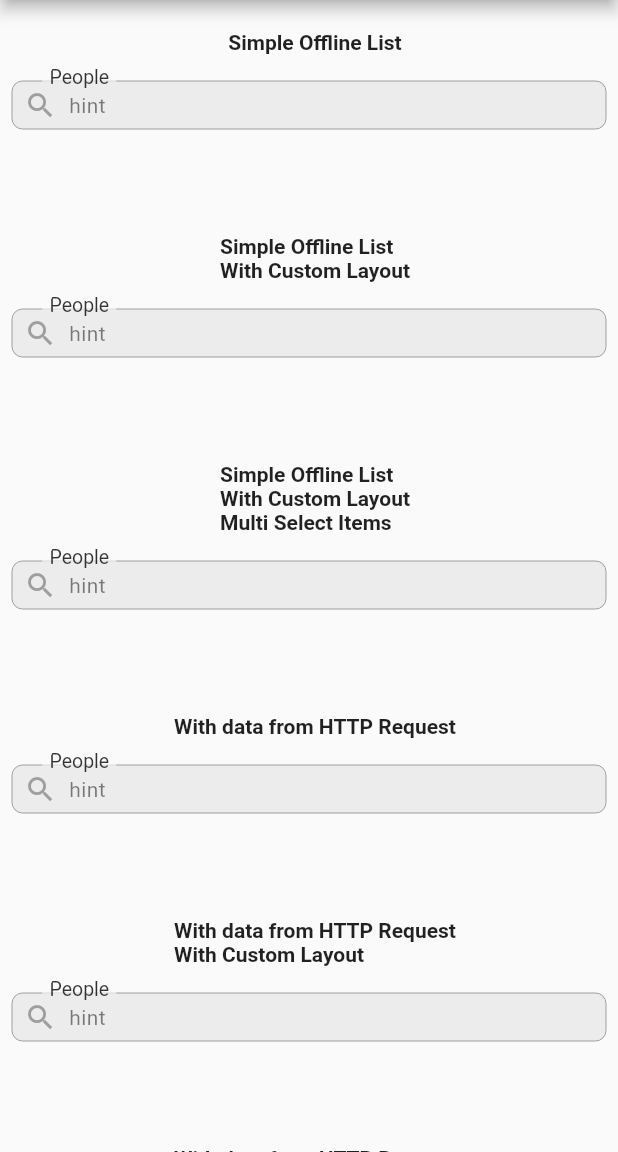
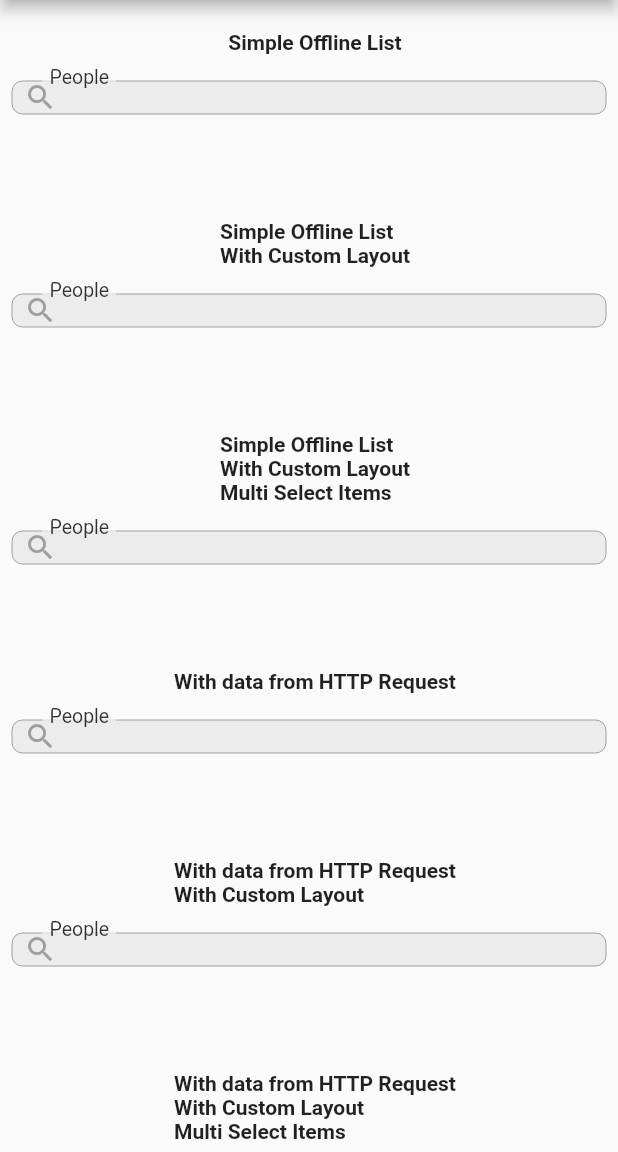
Before and after one commit to tiagosito/easy_search, a Flutter app: the screen it shows after launch, on a phone screen of 412 x 824 dp, the part 84-1236 px from its top. Run offline on Flutter 3.47's test engine with Material 2 defaults, Android fonts, the phone set to English and light mode, and no system bars; our stand-ins replace dio.

Commit message:
Removed default labels. Added trailing widget.

```diff
--- a/lib/core/easy_search.dart
+++ b/lib/core/easy_search.dart
@@ -15,6 +15,7 @@ class EasySearch<T> extends StatefulWidget {
     bool multipleSelect,
     this.controller,
     this.onSearch,
+    this.trailing,
     this.customItemBuilder,
   })  : this.searchResultSettings = searchResultSettings != null
             ? searchResultSettings
@@ -31,6 +32,7 @@ class EasySearch<T> extends StatefulWidget {
   final SearchItem controller;
   final OnSearch<T> onSearch;
   final CustomItemBuilder<T> customItemBuilder;
+  final Widget trailing;
 
   @override
   _EasySearchState<T> createState() =>
@@ -59,29 +61,29 @@ class _EasySearchState<T> extends State<EasySearch<T>> {
     }
   }
 
+  Widget _label(LabelSettings settings, [String defaultValue = ""]) {
+    return settings != null
+        ? Text(
+            settings.value ?? defaultValue,
+            style: TextStyle(
+              fontSize: settings.fontSize,
+              fontWeight: settings.fontWeight,
+              letterSpacing: settings.letterSpacing,
+              color: settings.color.withOpacity(settings.colorOpacity),
+            ),
+          )
+        : null;
+  }
+
   @override
   Widget build(BuildContext context) {
-    var size = MediaQuery.of(context).size;
-    var discountSpace = (widget.searchResultSettings.prefixIcon.size ?? 24.0) +
-        widget.searchResultSettings.padding.left +
-        widget.searchResultSettings.padding.right +
-        widget.searchResultSettings.styleSearchPage.paddingLeftSearchIcon +
-        widget.searchResultSettings.styleSearchPage.paddingRightSearchIcon +
-        (_borderWidth * 2);
+    Text textLabel;
+    Text textLabelHide;
 
-    var listItemsWidthInternal = size.width - discountSpace;
+    if (widget.searchResultSettings?.label != null) {
+      textLabel =  _label(widget.searchResultSettings.label);
 
-    var textLabel = Text(
-      widget.searchResultSettings.label.value,
-      style: TextStyle(
-        fontSize: widget.searchResultSettings.label.fontSize,
-        fontWeight: widget.searchResultSettings.label.fontWeight,
-        letterSpacing: widget.searchResultSettings.label.letterSpacing,
-        color: widget.searchResultSettings.label.color
-            .withOpacity(widget.searchResultSettings.label.colorOpacity),
-      ),
-    );
-    var textLabelHide = Text(
+      textLabelHide = Text(
         widget.searchResultSettings.label.value,
         style: TextStyle(
           fontSize: widget.searchResultSettings.label.fontSize,
@@ -90,6 +92,8 @@ class _EasySearchState<T> extends State<EasySearch<T>> {
           color: Colors.transparent,
         ),
       );
+    }
+
     return Padding(
       padding: EdgeInsets.only(
           left: widget.searchResultSettings.padding.left,
@@ -135,9 +139,6 @@ class _EasySearchState<T> extends State<EasySearch<T>> {
                       Scaffold.of(context).showSnackBar(snackBar);
                     } else {
                       _controller.filter = '';
-                      //Call SearchScreenList
-
-                      //cloneController();
                       final result = await Navigator.push(
                         context,
                         MaterialPageRoute(
@@ -151,14 +152,7 @@ class _EasySearchState<T> extends State<EasySearch<T>> {
                         ),
                       );
 
-                      if (result == null) {
-                        print('No items were selected');
-                        // _controller.clear();
-                        // _controller = (result as SearchItem);
-
-                        //_controller = _oldController;
-                        //backCloneControllerValues();
-                      } else {
+                      if (result != null) {
                         _controller.listItems.updateList();
                         var itemsTemp = (result as SearchItem);
                         if (itemsTemp == null ||
@@ -166,7 +160,6 @@ class _EasySearchState<T> extends State<EasySearch<T>> {
                             itemsTemp.listItems.getListItems.length == 0) {
                           print('No items were selected');
                           _controller.clear();
-                          // _controller = (result as SearchItem);
                         } else {
                           //Check items selected == true;
 
@@ -174,13 +167,6 @@ class _EasySearchState<T> extends State<EasySearch<T>> {
                               .getSelectedItems.getListItems
                               .where((element) => element.selected)
                               .toList();
-                          // if (itemsTemp.getSelectedItems != null) {
-                          // }
-
-                          // var selectedList = itemsTemp.listItems.getListItems.where((element) => element.selected).toList();
-
-                          // _controller.listItems.fillItemsList(items: selectedList, fillSelected: true);
-
                           if (_controller != null &&
                               _controller.getSelectedItems.getListItems.length >
                                   0) {
@@ -204,27 +190,13 @@ class _EasySearchState<T> extends State<EasySearch<T>> {
                         width: widget.searchResultSettings.styleSearchPage
                             .paddingRightSearchIcon,
                       ),
-                      Padding(
+                      Expanded(
+                        child: Padding(
                           padding: const EdgeInsets.only(top: 8.0, bottom: 8.0),
                           child: ValueListenableBuilder(
                             valueListenable: _controller?.listItems,
                             builder: (_, __, ___) {
-                            return Container(
-                              width: listItemsWidthInternal,
-                              child: this._controller != null &&
-                                      this._controller.getSelectedItems !=
-                                          null &&
-                                      this
-                                              ._controller
-                                              .getSelectedItems
-                                              .getListItems !=
-                                          null &&
-                                      this
-                                              ._controller
-                                              .getSelectedItems
-                                              .getListItems
-                                              .length >
-                                          0
+                              return this._controller?.hasSelection == true
                                   ? Wrap(
                                       spacing: widget
                                           .searchResultSettings
@@ -235,46 +207,22 @@ class _EasySearchState<T> extends State<EasySearch<T>> {
                                         searchItem: _controller,
                                       ),
                                     )
-                                  : Text(
-                                      widget.searchResultSettings.labelHint
-                                                      .value !=
-                                                  null &&
-                                              widget.searchResultSettings
-                                                      .labelHint.value
-                                                      .replaceAll(' ', '')
-                                                      .length >
-                                                  0
-                                          ? widget.searchResultSettings
-                                              .labelHint.value
-                                          : 'search...',
-                                      style: TextStyle(
-                                        fontSize: widget.searchResultSettings
-                                            .labelHint.fontSize,
-                                        fontWeight: widget.searchResultSettings
-                                            .labelHint.fontWeight,
-                                        letterSpacing: widget
-                                            .searchResultSettings
-                                            .labelHint
-                                            .letterSpacing,
-                                        color: widget.searchResultSettings
-                                            .labelHint.color
-                                            .withOpacity(widget
-                                                .searchResultSettings
-                                                .labelHint
-                                                .colorOpacity),
-                                      ),
-                                    ),
-                            );
+                                  : _label(
+                                          widget.searchResultSettings.labelHint,
+                                          "search...") ??
+                                      Container();
                             },
                           ),
                         ),
+                      ),
+                      if (widget.trailing != null) widget.trailing
                     ],
                   ),
                 ),
               ),
             ),
-            if (widget.searchResultSettings.label.value != null &&
-                widget.searchResultSettings.label.value.isNotEmpty)
+            if (widget.searchResultSettings.label?.value != null &&
+                widget.searchResultSettings.label?.value?.isNotEmpty == true)
               Positioned(
                 left: 20,
                 top: 9.5,
@@ -290,8 +238,8 @@ class _EasySearchState<T> extends State<EasySearch<T>> {
                   ),
                 ),
               ),
-            if (widget.searchResultSettings.label.value != null &&
-                widget.searchResultSettings.label.value.isNotEmpty)
+            if (widget.searchResultSettings.label?.value != null &&
+                widget.searchResultSettings.label?.value?.isNotEmpty == true)
               Positioned(
                 left: 25,
                 child: ClipRRect(
--- a/lib/core/label_settings.dart
+++ b/lib/core/label_settings.dart
@@ -22,8 +22,8 @@ class LabelSettings {
     double letterSpacing,
     FontWeight fontWeight,
     TextAlign textAlign,
-  })  : this.value = value != null ? value : 'value...',
-        this.color = color != null ? color : Colors.black,
+  })  : this.value = value ?? "",
+        this.color = color ?? Colors.black,
         this.fontSize = fontSize != null && fontSize > 0 ? fontSize : 14.0,
         this.colorOpacity =
             colorOpacity != null && colorOpacity >= 0.0 && colorOpacity <= 1.0
@@ -42,8 +42,8 @@ class LabelSettings {
     double letterSpacing,
     FontWeight fontWeight,
     TextAlign textAlign,
-  })  : this.value = value != null ? value : 'My Label',
-        this.color = color != null ? color : Colors.black,
+  })  : this.value = value ?? "",
+        this.color = color ?? Colors.black,
         this.fontSize = fontSize != null && fontSize > 0 ? fontSize : 13.0,
         this.colorOpacity =
             colorOpacity != null && colorOpacity >= 0.0 && colorOpacity <= 1.0
@@ -62,8 +62,8 @@ class LabelSettings {
     double letterSpacing,
     FontWeight fontWeight,
     TextAlign textAlign,
-  })  : this.value = value != null ? value : 'hint',
-        this.color = color != null ? color : Colors.black,
+  })  : this.value = value ?? '',
+        this.color = color ?? Colors.black,
         this.fontSize = fontSize != null && fontSize > 0 ? fontSize : 14.0,
         this.colorOpacity =
             colorOpacity != null && colorOpacity >= 0.0 && colorOpacity <= 1.0
@@ -82,8 +82,8 @@ class LabelSettings {
     double letterSpacing,
     FontWeight fontWeight,
     TextAlign textAlign,
-  })  : this.value = value != null ? value : 'hint...',
-        this.color = color != null ? color : Colors.black,
+  })  : this.value = value ?? '',
+        this.color = color ?? Colors.black,
         this.fontSize = fontSize != null && fontSize > 0 ? fontSize : 14.0,
         this.colorOpacity =
             colorOpacity != null && colorOpacity >= 0.0 && colorOpacity <= 1.0
--- a/lib/core/search_result_settings.dart
+++ b/lib/core/search_result_settings.dart
@@ -13,19 +13,13 @@ class SearchResultSettings {
   final BuildItemResult buildItemResult;
 
   const SearchResultSettings({
-    LabelSettings label,
-    LabelSettings labelHint,
-    Icon prefixIcon,
+    this.label,
+    this.labelHint,
+    this.prefixIcon = const Icon(Icons.search, color: Colors.grey, size: 22),
     EdgeInsets padding,
     StyleSearchPage styleSearchPage,
     BuildItemResult buildItemResult,
   })  : this.padding = padding != null ? padding : const EdgeInsets.all(0.0),
-        this.label = label != null ? label : const LabelSettings.searchLabel(),
-        this.labelHint =
-            labelHint != null ? labelHint : const LabelSettings.searchHint(),
-        this.prefixIcon = prefixIcon != null
-            ? prefixIcon
-            : const Icon(Icons.search, color: Colors.grey, size: 22),
         this.styleSearchPage =
             styleSearchPage != null ? styleSearchPage : const StyleSearchPage(),
         this.buildItemResult =
--- a/lib/model/search_Item.dart
+++ b/lib/model/search_Item.dart
@@ -5,13 +5,7 @@ import 'search_item_list.dart';
 
 class SearchItem<T> {
   SearchItem({List<Item> items}) {
-    if (items == null || items.length == 0) {
-      return;
-    } else {
-      items.forEach((element) {
-        listItems.setListItem(element);
-      });
-    }
+    items?.forEach(listItems.setListItem);
   }
 
   ValueNotifier<String> filterValue = ValueNotifier<String>('');
@@ -46,6 +40,11 @@ class SearchItem<T> {
     });
   }
 
+  bool get hasSelection =>
+      getSelectedItems != null &&
+      selectedItems.getListItems != null &&
+      selectedItems.getListItems.length > 0;
+
   SearchItemList<T> selectedItems = SearchItemList();
   SearchItemList<T> get getSelectedItems {
     if (getListItems == null) {
@@ -57,11 +56,7 @@ class SearchItem<T> {
     var selectedList =
         getListItems.where((element) => element.selected).toList();
     if (selectedList != null && selectedList.length > 0) {
-      selectedList.forEach(
-        (element) {
-          selectedItems.listItems.value.add(element);
-        },
-      );
+      selectedItems.listItems.value.addAll(selectedList);
     }
 
     return selectedItems;
@@ -80,7 +75,6 @@ class SearchItem<T> {
   }
 
   clear() {
-    print('Clear controller');
     filter = '';
     countSelectedValue?.value = 0;
     itemValue?.value = null;
--- a/lib/model/search_item_list.dart
+++ b/lib/model/search_item_list.dart
@@ -4,9 +4,7 @@ import 'item.dart';
 
 class SearchItemList<T> extends ValueNotifier {
   SearchItemList({List<T> items}) : super(items) {
-    if (items == null || items.length == 0) {
-      return;
-    } else {
+    if (items != null && items.length > 0) {
       items.forEach((element) {
         setListItem((element as Item));
       });
--- a/pubspec.yaml
+++ b/pubspec.yaml
@@ -1,6 +1,6 @@
 name: easy_search
 description: A highly customizable search component to accelerate your development.
-version: 1.0.1+3
+version: 1.0.2
 homepage: https://github.com/tiagosito/easy_search
 
 environment:
```
Also changed, not shown: example/pubspec.lock, pubspec.lock, 3 other files. Lines whose indentation alone changed are shown as unchanged.
